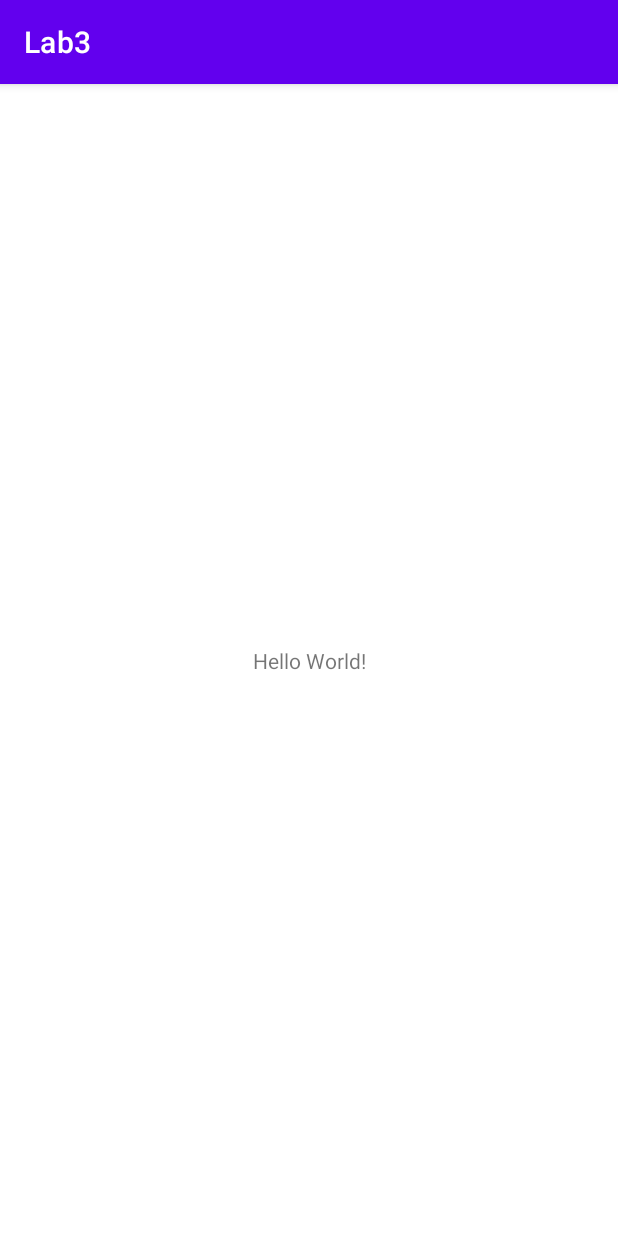
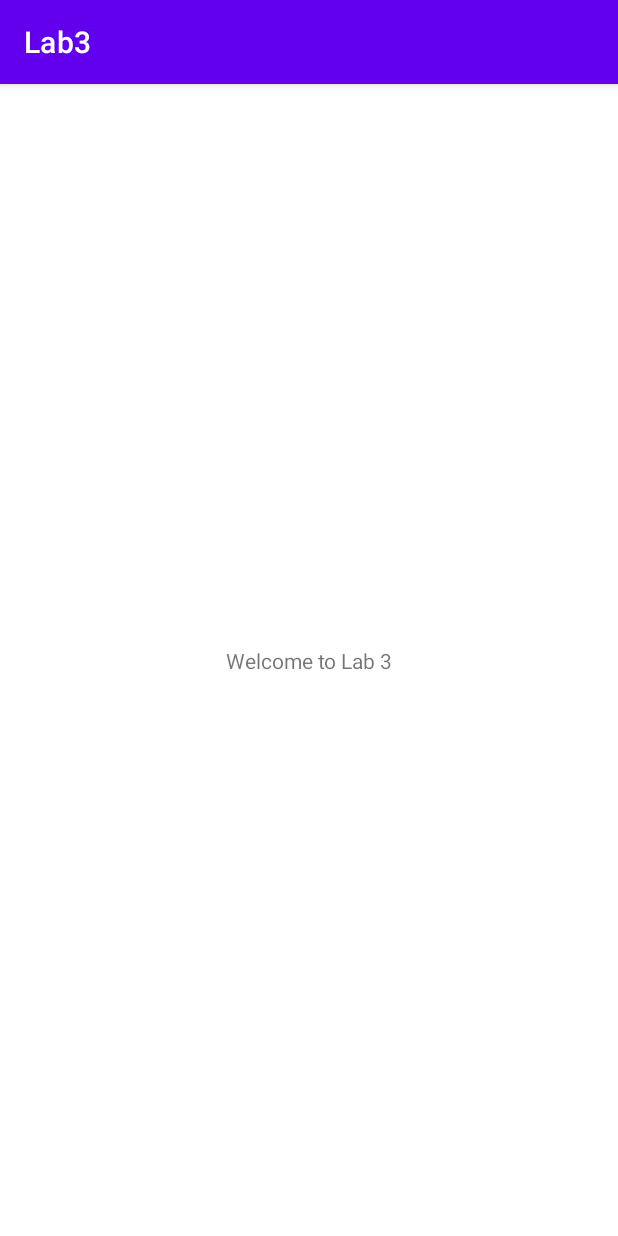
Before and after one commit to PoornamiW/MAD_Lab3, an Android app: the screen it shows after launch (MainActivity), on a phone screen of 412 x 824 dp. Run offline under Robolectric (Android 15) with nearby library versions, the phone set to English and light mode, and no system bars.

Commit message:
Commit #2

```diff
--- a/app/src/main/res/layout/activity_main.xml
+++ b/app/src/main/res/layout/activity_main.xml
@@ -9,7 +9,7 @@
     <TextView
         android:layout_width="wrap_content"
         android:layout_height="wrap_content"
-        android:text="Hello World!"
+        android:text="Welcome to Lab 3"
         app:layout_constraintBottom_toBottomOf="parent"
         app:layout_constraintLeft_toLeftOf="parent"
         app:layout_constraintRight_toRightOf="parent"
```
